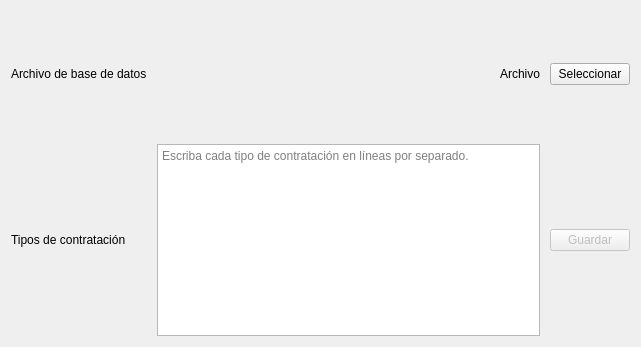
Before: the Qt Designer form opciones.ui in enchiladaSuiza/AsistenciaFototeca, drawn with Qt 5.
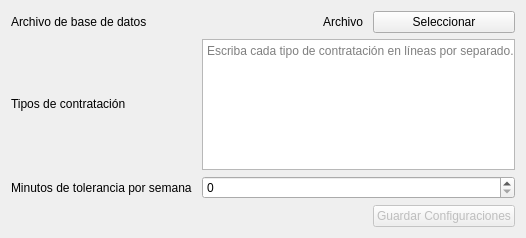
After: the same form once the commit is applied.

What changed in the file:
```diff
--- a/opciones.ui
+++ b/opciones.ui
@@ -6,8 +6,8 @@
    <rect>
     <x>0</x>
     <y>0</y>
-    <width>641</width>
-    <height>347</height>
+    <width>526</width>
+    <height>238</height>
    </rect>
   </property>
   <property name="windowTitle">
@@ -17,6 +17,62 @@
    <property name="horizontalSpacing">
     <number>10</number>
    </property>
+   <item row="3" column="3">
+    <widget class="QPushButton" name="guardarButton">
+     <property name="enabled">
+      <bool>false</bool>
+     </property>
+     <property name="sizePolicy">
+      <sizepolicy hsizetype="Minimum" vsizetype="Maximum">
+       <horstretch>0</horstretch>
+       <verstretch>0</verstretch>
+      </sizepolicy>
+     </property>
+     <property name="text">
+      <string>Guardar Configuraciones</string>
+     </property>
+    </widget>
+   </item>
+   <item row="1" column="0" alignment="Qt::AlignLeft|Qt::AlignVCenter">
+    <widget class="QLabel" name="contratacionLabel">
+     <property name="sizePolicy">
+      <sizepolicy hsizetype="Minimum" vsizetype="Minimum">
+       <horstretch>0</horstretch>
+       <verstretch>0</verstretch>
+      </sizepolicy>
+     </property>
+     <property name="text">
+      <string>Tipos de contratación</string>
+     </property>
+    </widget>
+   </item>
+   <item row="1" column="1" colspan="3">
+    <widget class="QPlainTextEdit" name="contratacionesEdit">
+     <property name="sizePolicy">
+      <sizepolicy hsizetype="MinimumExpanding" vsizetype="Maximum">
+       <horstretch>0</horstretch>
+       <verstretch>0</verstretch>
+      </sizepolicy>
+     </property>
+     <property name="placeholderText">
+      <string>Escriba cada tipo de contratación en líneas por separado.</string>
+     </property>
+    </widget>
+   </item>
+   <item row="2" column="0">
+    <widget class="QLabel" name="toleranciaLabel">
+     <property name="text">
+      <string>Minutos de tolerancia por semana</string>
+     </property>
+    </widget>
+   </item>
+   <item row="2" column="1" colspan="3">
+    <widget class="QSpinBox" name="toleranciaSbox">
+     <property name="maximum">
+      <number>9999</number>
+     </property>
+    </widget>
+   </item>
    <item row="0" column="0" alignment="Qt::AlignLeft|Qt::AlignVCenter">
     <widget class="QLabel" name="archivoLabel">
      <property name="sizePolicy">
@@ -33,8 +89,8 @@
      </property>
     </widget>
    </item>
-   <item row="1" column="0" alignment="Qt::AlignLeft|Qt::AlignVCenter">
-    <widget class="QLabel" name="contratacionLabel">
+   <item row="0" column="3">
+    <widget class="QPushButton" name="seleccionarArchivoButton">
      <property name="sizePolicy">
       <sizepolicy hsizetype="Minimum" vsizetype="Minimum">
        <horstretch>0</horstretch>
@@ -42,11 +98,11 @@
       </sizepolicy>
      </property>
      <property name="text">
-      <string>Tipos de contratación</string>
+      <string>Seleccionar</string>
      </property>
     </widget>
    </item>
-   <item row="0" column="1" alignment="Qt::AlignRight|Qt::AlignVCenter">
+   <item row="0" column="2">
     <widget class="QLabel" name="nombreArchivoLabel">
      <property name="sizePolicy">
       <sizepolicy hsizetype="Preferred" vsizetype="Maximum">
@@ -62,48 +118,6 @@
      </property>
     </widget>
    </item>
-   <item row="0" column="2" alignment="Qt::AlignVCenter">
-    <widget class="QPushButton" name="seleccionarArchivoButton">
-     <property name="sizePolicy">
-      <sizepolicy hsizetype="Maximum" vsizetype="Minimum">
-       <horstretch>0</horstretch>
-       <verstretch>0</verstretch>
-      </sizepolicy>
-     </property>
-     <property name="text">
-      <string>Seleccionar</string>
-     </property>
-    </widget>
-   </item>
-   <item row="1" column="1">
-    <widget class="QPlainTextEdit" name="contratacionesPlainTextEdit">
-     <property name="sizePolicy">
-      <sizepolicy hsizetype="MinimumExpanding" vsizetype="Maximum">
-       <horstretch>0</horstretch>
-       <verstretch>0</verstretch>
-      </sizepolicy>
-     </property>
-     <property name="placeholderText">
-      <string>Escriba cada tipo de contratación en líneas por separado.</string>
-     </property>
-    </widget>
-   </item>
-   <item row="1" column="2" alignment="Qt::AlignHCenter|Qt::AlignVCenter">
-    <widget class="QPushButton" name="guardarContratacionesButton">
-     <property name="enabled">
-      <bool>false</bool>
-     </property>
-     <property name="sizePolicy">
-      <sizepolicy hsizetype="Minimum" vsizetype="Minimum">
-       <horstretch>0</horstretch>
-       <verstretch>0</verstretch>
-      </sizepolicy>
-     </property>
-     <property name="text">
-      <string>Guardar</string>
-     </property>
-    </widget>
-   </item>
   </layout>
  </widget>
  <resources/>
```
